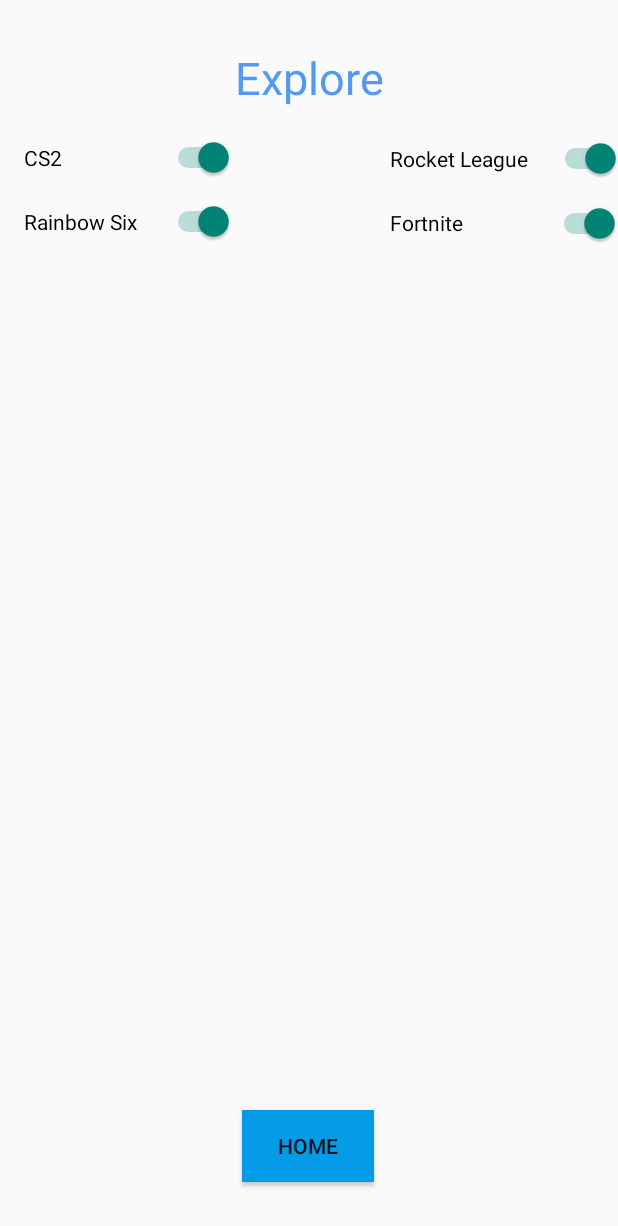
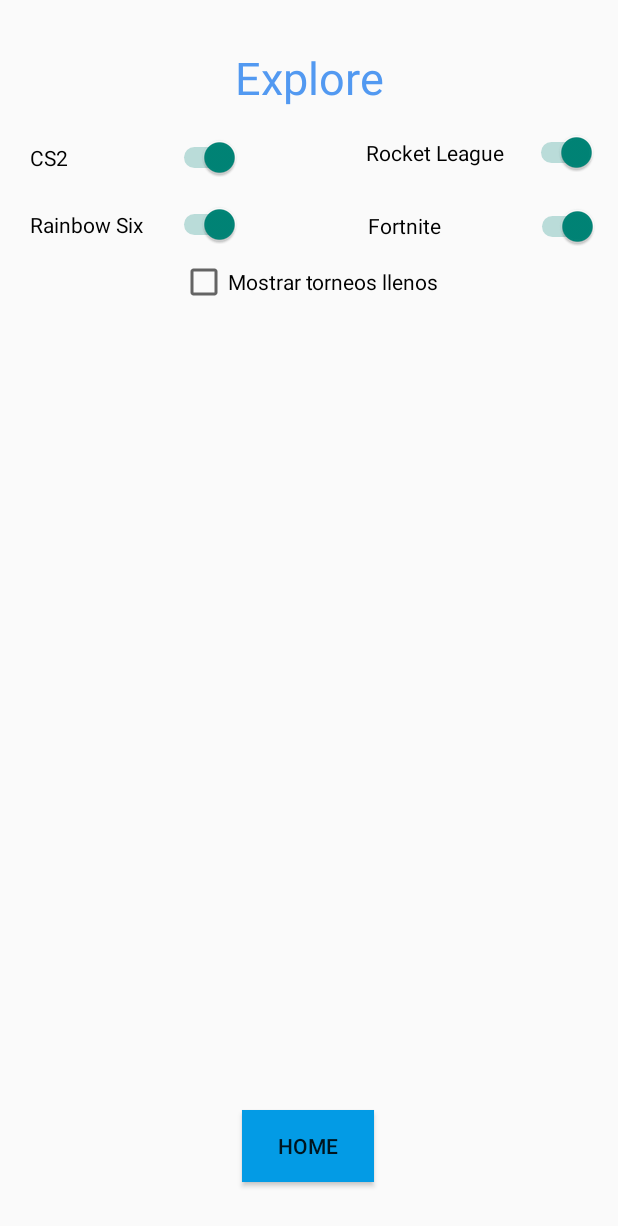
Before and after one commit to XianMaceira/TourneyPlayPal, an Android app built with Jetpack Compose: the ExploreActivity screen opened directly, with no data from a screen before it, on a phone screen of 412 x 824 dp. Shown: the top 1226 px of the screen. Run offline under Robolectric (Android 15) with nearby library versions, the phone set to English and light mode, and no system bars; our stand-ins replace Firebase (no records; nobody signed in at launch, a user with empty details on screens opened directly); Roboto replaces fonts that are not available here.

Commit message:
Version 1.0.2  Mejorado visual de algunas pantallas.
 Ajustes de espacios libres.

 Arreglo de numerosos BUGS

 Actualizado ReadMe

```diff
--- a/app/src/main/java/com/example/tourneyplaypal/ExploreActivity.kt
+++ b/app/src/main/java/com/example/tourneyplaypal/ExploreActivity.kt
@@ -17,6 +17,7 @@ class ExploreActivity : AppCompatActivity() {
     private lateinit var switchR6: Switch
     private lateinit var switchRL: Switch
     private lateinit var switchFortnite: Switch
+    private lateinit var showFullCheckBox: CheckBox
     private lateinit var database: DatabaseReference
     private lateinit var auth: FirebaseAuth
 
@@ -43,6 +44,7 @@ class ExploreActivity : AppCompatActivity() {
         switchR6 = findViewById(R.id.switchR6)
         switchRL = findViewById(R.id.switchRL)
         switchFortnite = findViewById(R.id.switchFortnite)
+        showFullCheckBox = findViewById(R.id.showFullCheckBox)
 
         database = FirebaseDatabase.getInstance().reference.child("tournaments")
         auth = FirebaseAuth.getInstance()
@@ -51,6 +53,7 @@ class ExploreActivity : AppCompatActivity() {
         switchR6.setOnCheckedChangeListener { _, _ -> loadTournaments() }
         switchRL.setOnCheckedChangeListener { _, _ -> loadTournaments() }
         switchFortnite.setOnCheckedChangeListener { _, _ -> loadTournaments() }
+        showFullCheckBox.setOnCheckedChangeListener { _, _ -> loadTournaments() }
 
         loadTournaments()
 
@@ -66,7 +69,7 @@ class ExploreActivity : AppCompatActivity() {
                 tournamentContainer.removeAllViews()
                 for (tournamentSnapshot in snapshot.children) {
                     val tournament = tournamentSnapshot.getValue(TournamentEntity::class.java)
-                    if (tournament != null && isGameSelected(tournament.game)) {
+                    if (tournament != null && isGameSelected(tournament.game) && !tournament.ended && (tournament.currentPlayers < tournament.playerCount || showFullCheckBox.isChecked)) {
                         addTournamentView(tournament)
                     }
                 }
@@ -77,6 +80,8 @@ class ExploreActivity : AppCompatActivity() {
             }
         })
     }
+
+
 
     private fun isGameSelected(game: String?): Boolean {
         return when (game) {
--- a/app/src/main/res/layout/activity_exploretournaments.xml
+++ b/app/src/main/res/layout/activity_exploretournaments.xml
@@ -21,8 +21,8 @@
 
     <ScrollView
         android:id="@+id/scrollViewTournaments"
-        android:layout_width="393dp"
-        android:layout_height="438dp"
+        android:layout_width="398dp"
+        android:layout_height="420dp"
         android:padding="16dp"
         app:layout_constraintBottom_toTopOf="@id/backHomeFromExploreButton"
         app:layout_constraintEnd_toEndOf="parent"
@@ -53,7 +53,7 @@
         android:id="@+id/switchCS2"
         android:layout_width="140dp"
         android:layout_height="34dp"
-        android:layout_marginStart="16dp"
+        android:layout_marginStart="20dp"
         android:layout_marginTop="16dp"
         android:checked="true"
         android:text="CS2"
@@ -64,31 +64,47 @@
         android:id="@+id/switchR6"
         android:layout_width="140dp"
         android:layout_height="35dp"
-        android:layout_marginStart="16dp"
-        android:layout_marginTop="8dp"
+        android:layout_marginStart="20dp"
+        android:layout_marginTop="60dp"
         android:checked="true"
         android:text="Rainbow Six"
         app:layout_constraintStart_toStartOf="parent"
-        app:layout_constraintTop_toBottomOf="@id/switchCS2" />
+        app:layout_constraintTop_toBottomOf="@+id/exploreTourneyTitlePage" />
 
     <Switch
         android:id="@+id/switchRL"
         android:layout_width="154dp"
         android:layout_height="35dp"
-        android:layout_marginStart="104dp"
+        android:layout_marginStart="84dp"
+        android:layout_marginTop="12dp"
         android:checked="true"
         android:text="Rocket League"
+        app:layout_constraintEnd_toEndOf="parent"
+        app:layout_constraintHorizontal_bias="0.0"
         app:layout_constraintStart_toEndOf="@id/switchCS2"
-        app:layout_constraintTop_toTopOf="@id/switchCS2" />
+        app:layout_constraintTop_toBottomOf="@+id/exploreTourneyTitlePage" />
 
     <Switch
         android:id="@+id/switchFortnite"
         android:layout_width="153dp"
         android:layout_height="37dp"
-        android:layout_marginStart="104dp"
+        android:layout_marginStart="68dp"
+        android:layout_marginTop="60dp"
         android:checked="true"
         android:text="Fortnite"
+        app:layout_constraintEnd_toEndOf="parent"
+        app:layout_constraintHorizontal_bias="0.566"
         app:layout_constraintStart_toEndOf="@id/switchR6"
-        app:layout_constraintTop_toTopOf="@id/switchR6" />
+        app:layout_constraintTop_toBottomOf="@+id/exploreTourneyTitlePage" />
+
+    <CheckBox
+        android:id="@+id/showFullCheckBox"
+        android:layout_width="wrap_content"
+        android:layout_height="wrap_content"
+        android:layout_marginTop="100dp"
+        android:text="Mostrar torneos llenos"
+        app:layout_constraintEnd_toEndOf="parent"
+        app:layout_constraintStart_toStartOf="parent"
+        app:layout_constraintTop_toBottomOf="@+id/exploreTourneyTitlePage" />
 
 </androidx.constraintlayout.widget.ConstraintLayout>
--- a/app/src/main/res/layout/activity_mytournaments.xml
+++ b/app/src/main/res/layout/activity_mytournaments.xml
@@ -22,8 +22,8 @@
 
     <ScrollView
         android:id="@+id/scrollView3"
-        android:layout_width="404dp"
-        android:layout_height="400dp"
+        android:layout_width="394dp"
+        android:layout_height="472dp"
         android:layout_marginBottom="132dp"
         app:layout_constraintBottom_toBottomOf="parent"
         app:layout_constraintEnd_toEndOf="parent"
--- a/app/src/main/res/layout/item_tournament_mytournaments.xml
+++ b/app/src/main/res/layout/item_tournament_mytournaments.xml
@@ -52,6 +52,6 @@
         android:id="@+id/manageButton"
         android:layout_width="wrap_content"
         android:layout_height="wrap_content"
-        android:text="Manage" />
+        android:text="Gestionar" />
 
 </LinearLayout>
```
Also changed, not shown: app/src/main/java/com/example/tourneyplaypal/MytourneyActivity.kt (+33 -28 lines), app/src/main/java/com/example/tourneyplaypal/RecordActivity.kt (+23 -3 lines), app/src/main/java/com/example/tourneyplaypal/data/TournamentEntity.kt (+6 -4 lines), app/src/main/res/layout/item_tournament_record.xml (+8 -0 lines), app/src/main/res/layout/activity_record.xml (line endings or trailing spaces), 2 other files.
